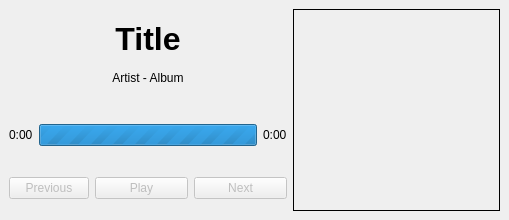
evallower/pythonCompanion, file pythonCompanion.ui: the form before one commit.
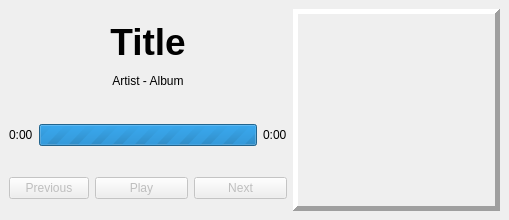
The form after the commit.

Commit message: try resize text

The edit to the form file:
```diff
--- a/pythonCompanion.ui
+++ b/pythonCompanion.ui
@@ -16,13 +16,24 @@
     <height>0</height>
    </size>
   </property>
+  <property name="font">
+   <font>
+    <family>Helvetica</family>
+   </font>
+  </property>
   <property name="windowTitle">
    <string>Music Companion</string>
   </property>
+  <property name="layoutDirection">
+   <enum>Qt::LeftToRight</enum>
+  </property>
   <widget class="QWidget" name="centralwidget">
+   <property name="layoutDirection">
+    <enum>Qt::LeftToRight</enum>
+   </property>
    <layout class="QGridLayout" name="gridLayout">
     <item row="0" column="0">
-     <layout class="QHBoxLayout" name="horizontalLayout_3">
+     <layout class="QHBoxLayout" name="horizontalLayout_3" stretch="0,0">
       <item>
        <layout class="QVBoxLayout" name="verticalLayout">
         <property name="spacing">
@@ -53,20 +64,29 @@
             <property name="font">
              <font>
               <family>Helvetica</family>
-              <pointsize>24</pointsize>
+              <pointsize>28</pointsize>
               <weight>75</weight>
               <bold>true</bold>
              </font>
             </property>
+            <property name="frameShadow">
+             <enum>QFrame::Raised</enum>
+            </property>
             <property name="text">
              <string>Title</string>
             </property>
+            <property name="textFormat">
+             <enum>Qt::AutoText</enum>
+            </property>
             <property name="alignment">
              <set>Qt::AlignCenter</set>
             </property>
             <property name="wordWrap">
              <bool>true</bool>
             </property>
+            <property name="margin">
+             <number>0</number>
+            </property>
            </widget>
           </item>
           <item>
@@ -83,6 +103,11 @@
               <height>0</height>
              </size>
             </property>
+            <property name="font">
+             <font>
+              <family>Helvetica</family>
+             </font>
+            </property>
             <property name="frameShape">
              <enum>QFrame::NoFrame</enum>
             </property>
@@ -201,11 +226,23 @@
           <height>200</height>
          </size>
         </property>
+        <property name="font">
+         <font>
+          <family>Helvetica</family>
+          <pointsize>8</pointsize>
+         </font>
+        </property>
         <property name="frameShape">
-         <enum>QFrame::Box</enum>
+         <enum>QFrame::Panel</enum>
         </property>
-        <property name="text">
-         <string/>
+        <property name="frameShadow">
+         <enum>QFrame::Raised</enum>
+        </property>
+        <property name="lineWidth">
+         <number>5</number>
+        </property>
+        <property name="midLineWidth">
+         <number>0</number>
         </property>
         <property name="scaledContents">
          <bool>true</bool>
```
Left out of the diff: 33 changed lines with no effect on the pictures. The commit also changes 2 other files.
